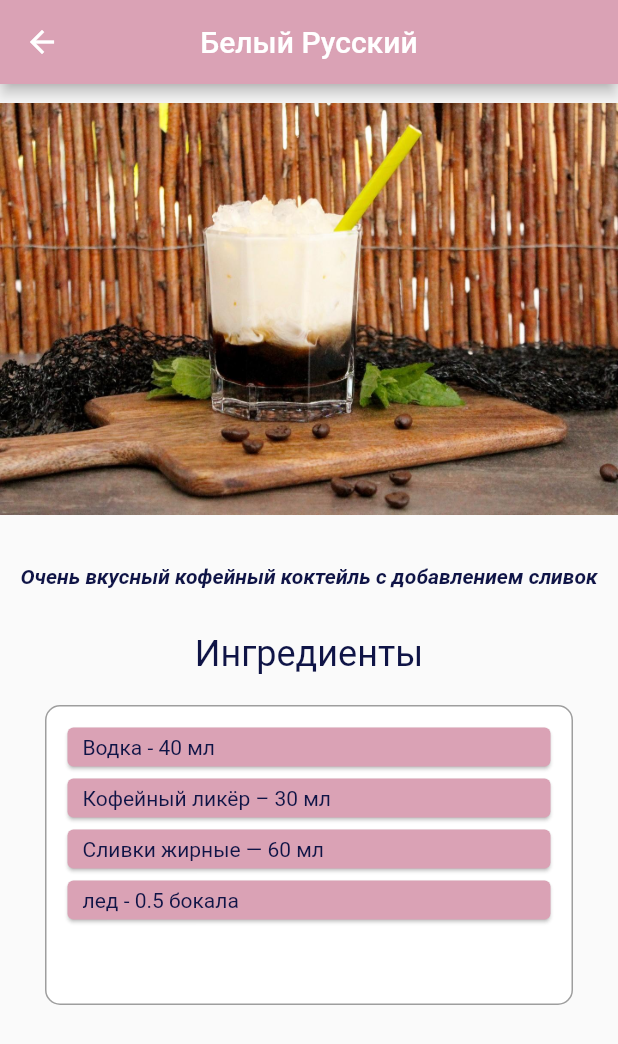
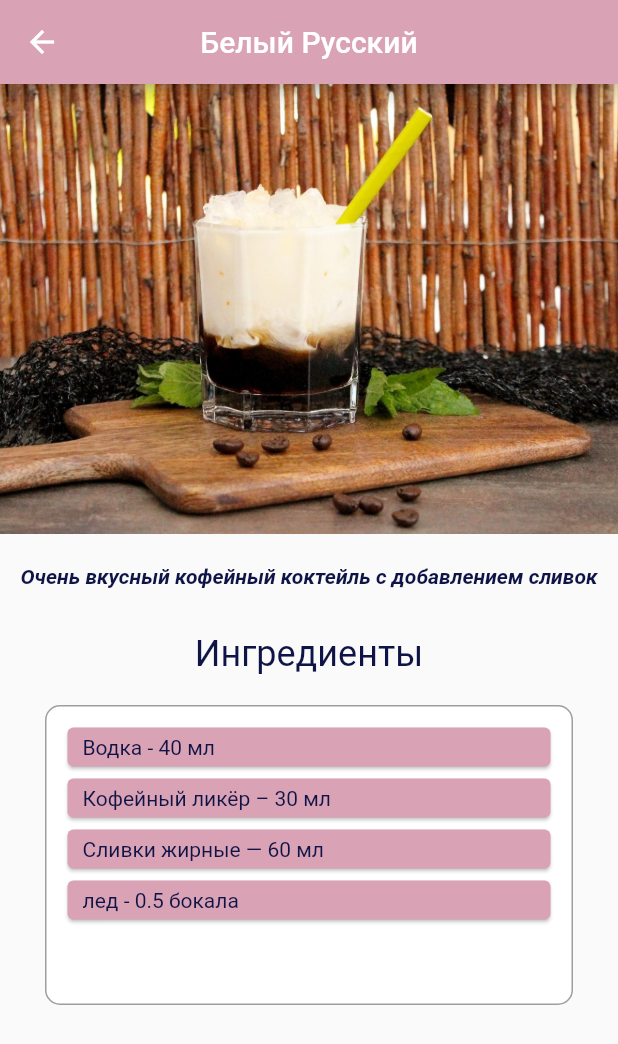
Before and after one commit to VeronikaLo/Cocktail-app, a Flutter app: the RecipePage screen opened by its route, on a phone screen of 412 x 824 dp. Shown: the top 1044 px of the screen. Run offline on Flutter 3.47's test engine with Material 2 defaults, Android fonts, the phone set to English and light mode, and no system bars; project files that could hold a hidden picture were left out.

Commit message:
fix image view

```diff
--- a/lib/pages/recipe.dart
+++ b/lib/pages/recipe.dart
@@ -31,9 +31,9 @@ class RecipePage extends StatelessWidget {
             children: [
               //Image:
               SizedBox(
-                //width: double.infinity,
+                width: double.infinity,
                 height: 300,
-                child: Image.asset(recipe.image),
+                child: Image.asset(recipe.image, fit: BoxFit.cover,),
               ),
 
               //Description:
```
